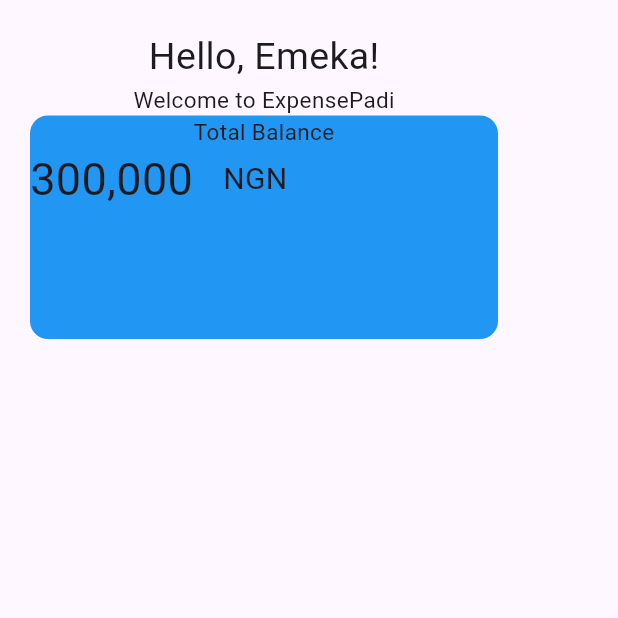
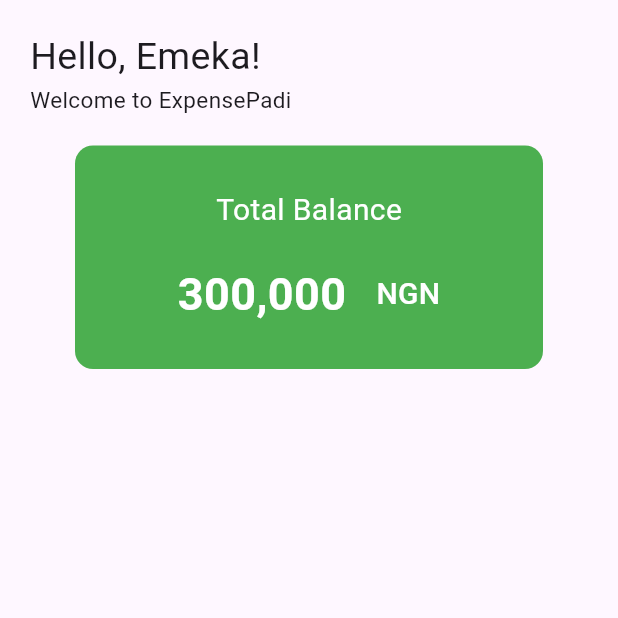
Before and after one commit to emekss/Expense_Padi_New_UI, a Flutter app: the screen it shows after launch, on a phone screen of 412 x 824 dp, the top half of it. Run offline on Flutter 3.47's test engine with Material 3 defaults, Android fonts, the phone set to English and light mode, and no system bars.

Commit message:
balance card updated

```diff
--- a/lib/components/balance_card.dart
+++ b/lib/components/balance_card.dart
@@ -9,28 +9,40 @@ class BalanceCard extends StatelessWidget {
       height: 149,
       width: 312,
       decoration: BoxDecoration(
-          color: Colors.blue, borderRadius: BorderRadius.circular(12)),
-      child: const Column(
+          color: Colors.green, borderRadius: BorderRadius.circular(12)),
+      child: const Padding(
+        padding: EdgeInsets.all(20.0),
+        child: Column(
+          mainAxisAlignment: MainAxisAlignment.center,
           children: [
             Text(
               'Total Balance',
-            style: TextStyle(fontSize: 15),
+              style: TextStyle(fontSize: 20, color: Colors.white),
             ),
+            SizedBox(height: 20),
             Row(
+              mainAxisAlignment: MainAxisAlignment.center,
               children: [
                 Text(
                   '300,000',
-                style: TextStyle(fontSize: 30),
+                  style: TextStyle(
+                      fontSize: 30,
+                      color: Colors.white,
+                      fontWeight: FontWeight.bold),
                 ),
                 SizedBox(width: 20),
                 Text(
                   'NGN',
-                style: TextStyle(fontSize: 20),
+                  style: TextStyle(
+                      fontSize: 20,
+                      color: Colors.white,
+                      fontWeight: FontWeight.w500),
                 )
               ],
             )
           ],
         ),
+      ),
     );
   }
 }
--- a/lib/screen/home_screen.dart
+++ b/lib/screen/home_screen.dart
@@ -11,6 +11,7 @@ class HomeScreen extends StatelessWidget {
       child: Padding(
         padding: EdgeInsets.all(20.0),
         child: Column(
+          crossAxisAlignment: CrossAxisAlignment.start,
           children: [
             Text(
               'Hello, Emeka!',
@@ -20,7 +21,8 @@ class HomeScreen extends StatelessWidget {
               'Welcome to ExpensePadi',
               style: TextStyle(fontSize: 15),
             ),
-            BalanceCard()
+            SizedBox(height: 20),
+            Center(child: BalanceCard())
           ],
         ),
       ),
```
Lines whose indentation alone changed are shown as unchanged.
